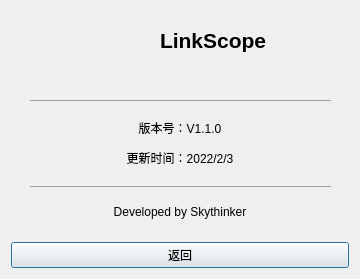
Qt form aboutwindow.ui (Skythinker616/LinkScope) before a commit.
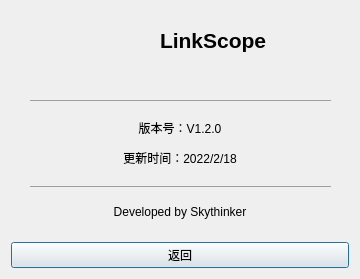
The same form after that commit. Icons and pictures are not drawn.

Commit message: 加入日志功能；添加窗口状态自动保存；单次读取字节数限制由上位机转到下位机；略降低采样速度以降低CPU占用率；版本号更新为V1.2.0

The edit to the form file:
```diff
--- a/aboutwindow.ui
+++ b/aboutwindow.ui
@@ -91,7 +91,7 @@
       </sizepolicy>
      </property>
      <property name="text">
-      <string>&lt;html&gt;&lt;head/&gt;&lt;body&gt;&lt;hr width=&quot;300&quot;/&gt;&lt;p align=&quot;center&quot;&gt;版本号：V1.1.0&lt;/p&gt;&lt;p align=&quot;center&quot;&gt;更新时间：2022/2/3&lt;/p&gt;&lt;hr width=&quot;300&quot;/&gt;&lt;p align=&quot;center&quot;&gt;Developed by Skythinker&lt;/p&gt;&lt;/body&gt;&lt;/html&gt;</string>
+      <string>&lt;html&gt;&lt;head/&gt;&lt;body&gt;&lt;hr width=&quot;300&quot;/&gt;&lt;p align=&quot;center&quot;&gt;版本号：V1.2.0&lt;/p&gt;&lt;p align=&quot;center&quot;&gt;更新时间：2022/2/18&lt;/p&gt;&lt;hr width=&quot;300&quot;/&gt;&lt;p align=&quot;center&quot;&gt;Developed by Skythinker&lt;/p&gt;&lt;/body&gt;&lt;/html&gt;</string>
      </property>
     </widget>
    </item>
```
The commit also changes 21 other files.
